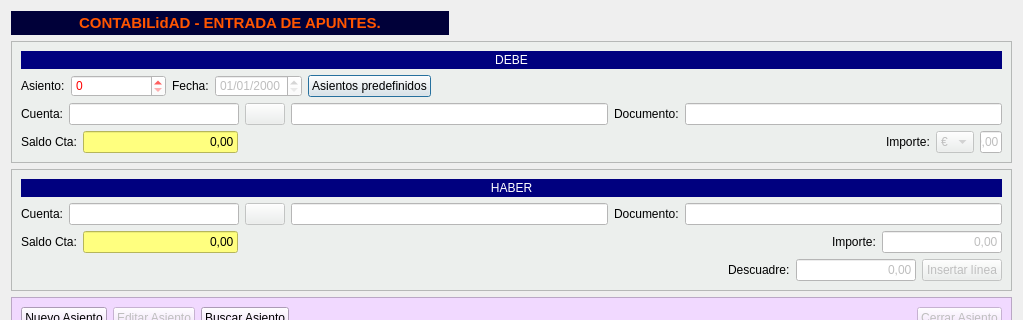
arcnexus/RedFoX, file Zona_Contabilidad/frmentrada_apuntes.ui: the form before one commit; both pictures show x 0 to 1023 and y 0 to 320 of the 1023 by 535 pixel window.
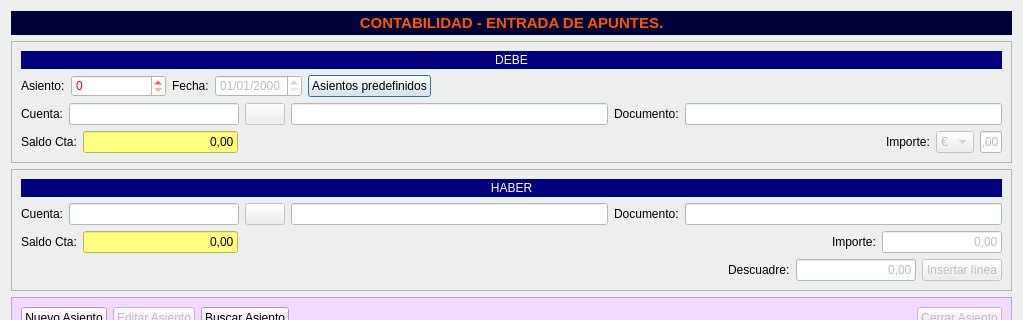
The form after the commit. Icons and pictures are not drawn.

```diff
--- a/Zona_Contabilidad/frmentrada_apuntes.ui
+++ b/Zona_Contabilidad/frmentrada_apuntes.ui
@@ -22,17 +22,11 @@
        <height>24</height>
       </size>
      </property>
-     <property name="maximumSize">
-      <size>
-       <width>438</width>
-       <height>25</height>
-      </size>
-     </property>
      <property name="styleSheet">
       <string notr="true">background-color: rgb(0, 0, 57);</string>
      </property>
      <property name="text">
-      <string>&lt;html&gt;&lt;head/&gt;&lt;body&gt;&lt;p&gt;&lt;span style=&quot; font-size:11pt; font-weight:600; color:#ff5500;&quot;&gt;CONTABILidAD - ENTRADA DE APUNTES.&lt;/span&gt;&lt;/p&gt;&lt;/body&gt;&lt;/html&gt;</string>
+      <string>&lt;html&gt;&lt;head/&gt;&lt;body&gt;&lt;p&gt;&lt;span style=&quot; font-size:11pt; font-weight:600; color:#ff5500;&quot;&gt;CONTABILIDAD - ENTRADA DE APUNTES.&lt;/span&gt;&lt;/p&gt;&lt;/body&gt;&lt;/html&gt;</string>
      </property>
      <property name="alignment">
       <set>Qt::AlignCenter</set>
```
Left out of the diff: 3 changed lines with no effect on the pictures.
